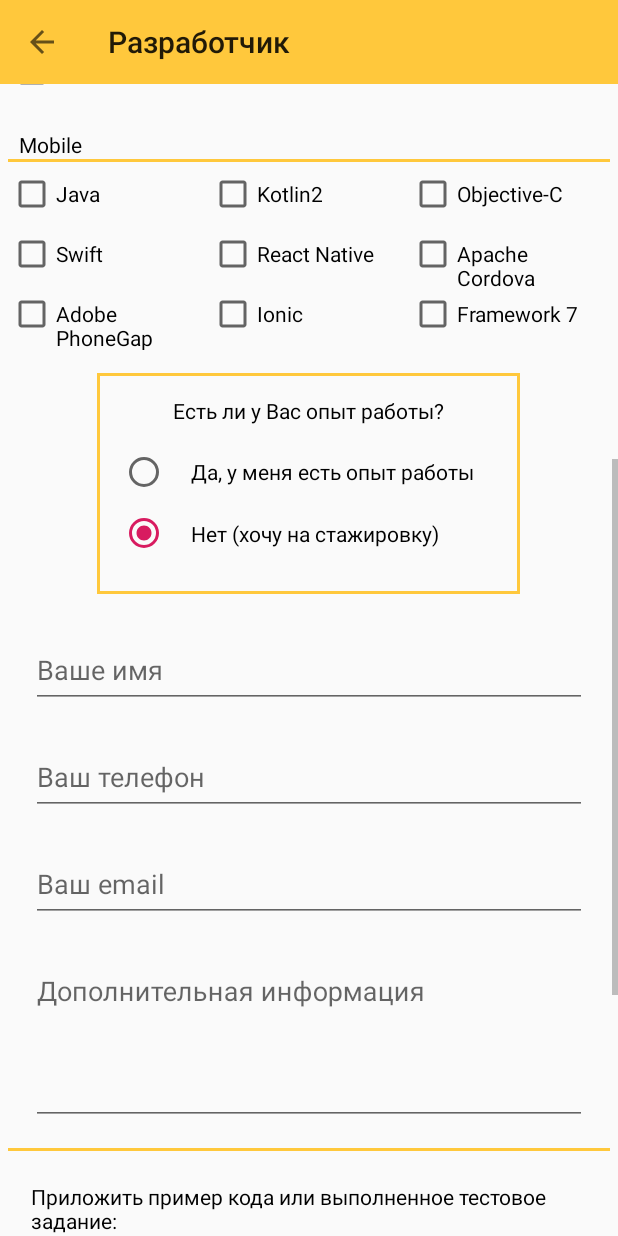
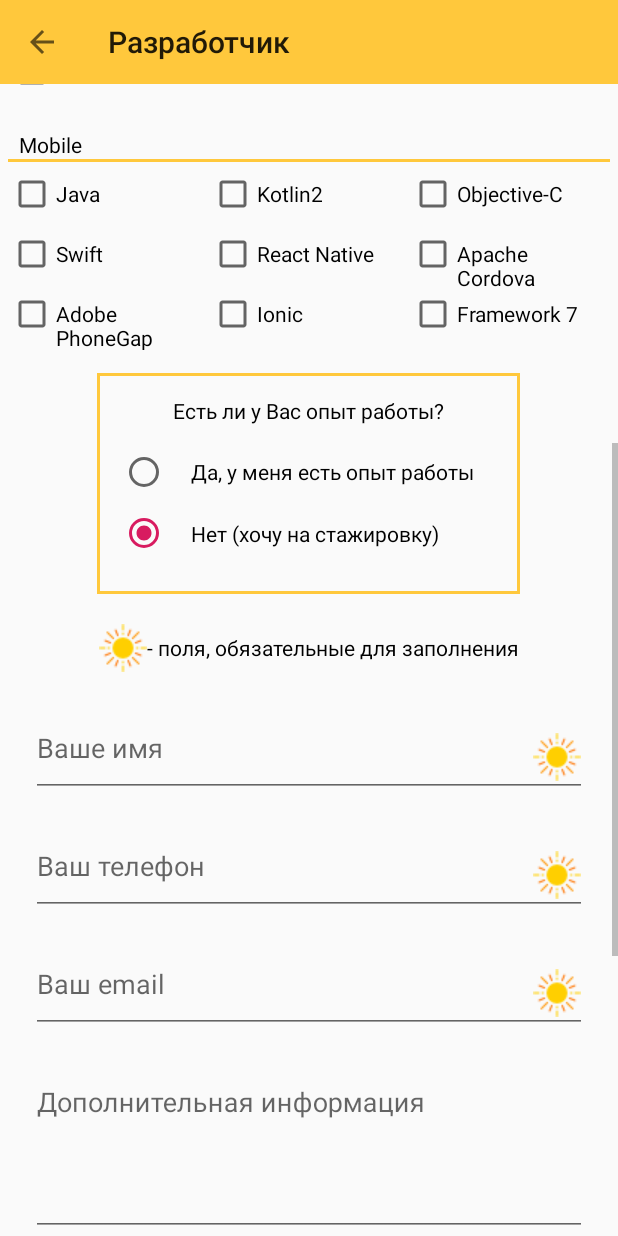
Before and after one commit to KirstenLy/hr, an Android app: the DeveloperProfessionActivity screen opened directly, with no data from a screen before it, scrolled down 537 dp, on a phone screen of 412 x 824 dp. Run offline under Robolectric (Android 15) with nearby library versions, the phone set to English and light mode, and no system bars; libraries missing offline, so code that uses them is left out: com.muddzdev.styleabletoast, com.nononsenseapps.filepicker; plain views replace RippleView.

Commit message:
18.12, 18:00 + картинки и пара мелких фиксов

```diff
--- a/app/src/main/java/hr/meteor/ru/meteorjob/ui/adapters/DeveloperTechnologiesAdapter.java
+++ b/app/src/main/java/hr/meteor/ru/meteorjob/ui/adapters/DeveloperTechnologiesAdapter.java
@@ -7,6 +7,8 @@ import android.view.View;
 import android.view.ViewGroup;
 import android.widget.CheckBox;
 import android.widget.TextView;
+
+import org.w3c.dom.Text;
 
 import java.util.ArrayList;
 
@@ -31,14 +33,27 @@ public class DeveloperTechnologiesAdapter extends RecyclerView.Adapter<Developer
 
     @Override
     public void onBindViewHolder(final DeveloperTechnologiesAdapter.ViewHolder viewHolder, final int i) {
-        viewHolder.techName.setText(techNameList.get(i));
+        TextView techName = viewHolder.techName;
+        final CheckBox techCheckBox = viewHolder.techCheckbox;
+
+        techName.setText(techNameList.get(i));
+
         if (selectedCheckboxArray[i]) {
-            viewHolder.techCheckbox.setChecked(true);
+            techCheckBox.setChecked(true);
         }
-        viewHolder.techCheckbox.setOnClickListener(new View.OnClickListener() {
+
+        techCheckBox.setOnClickListener(new View.OnClickListener() {
             @Override
             public void onClick(View v) {
                 selectedCheckboxArray[i] = !selectedCheckboxArray[i];
+            }
+        });
+
+        techName.setOnClickListener(new View.OnClickListener() {
+            @Override
+            public void onClick(View v) {
+                selectedCheckboxArray[i] = !selectedCheckboxArray[i];
+                techCheckBox.setChecked(!techCheckBox.isChecked());
             }
         });
     }
--- a/app/src/main/java/hr/meteor/ru/meteorjob/ui/ui/ManagerProfessionActivity.java
+++ b/app/src/main/java/hr/meteor/ru/meteorjob/ui/ui/ManagerProfessionActivity.java
@@ -22,6 +22,8 @@ import com.nononsenseapps.filepicker.FilePickerActivity;
 import com.nononsenseapps.filepicker.Utils;
 
 import java.io.File;
+import java.util.ArrayList;
+import java.util.List;
 
 import hr.meteor.ru.meteorjob.R;
 import hr.meteor.ru.meteorjob.ui.beans.ManagerData;
@@ -186,6 +188,8 @@ public class ManagerProfessionActivity extends AbstractActivity implements View.
                 RequestBody.create(
                         MediaType.parse("multipart/form-data"), json);
 
+        List<MultipartBody.Part> fileList = new ArrayList<>();
+
         MultipartBody.Part fileBody = createMultipartBodyPartFromFile(briefFile);
 
         Call<ResultJson> call = getMeteorService().postManagerData(jsonBody, fileBody);
--- a/app/src/main/res/layout/activity_developer_profession.xml
+++ b/app/src/main/res/layout/activity_developer_profession.xml
@@ -155,6 +155,27 @@
             </RelativeLayout>
             <!-- /Form with question about skills -->
 
+            <!-- Field with text about necessary field -->
+            <LinearLayout
+                android:layout_width="wrap_content"
+                android:layout_height="wrap_content"
+                android:layout_gravity="center_horizontal"
+                android:layout_marginTop="@dimen/margin_large"
+                android:orientation="horizontal">
+
+                <ImageView
+                    android:layout_width="@dimen/image_size_small"
+                    android:layout_height="@dimen/image_size_small"
+                    android:src="@drawable/ic_sun" />
+
+                <TextView
+                    android:layout_width="match_parent"
+                    android:layout_height="wrap_content"
+                    android:text="@string/default_necessary_field"
+                    android:layout_gravity="center_vertical"/>
+            </LinearLayout>
+            <!-- /Field with text about necessary field -->
+
             <!-- Form with user's callback data -->
             <LinearLayout
                 android:layout_width="match_parent"
@@ -175,6 +196,7 @@
                         android:id="@+id/edit_profession_developer_contacts_name"
                         android:layout_width="match_parent"
                         android:layout_height="wrap_content"
+                        android:drawableRight="@drawable/ic_sun"
                         android:gravity="start"
                         android:hint="@string/developer_hint_name"
                         android:inputType="textPersonName" />
@@ -192,6 +214,7 @@
                         android:id="@+id/edit_profession_developer_contacts_phone"
                         android:layout_width="match_parent"
                         android:layout_height="wrap_content"
+                        android:drawableRight="@drawable/ic_sun"
                         android:gravity="start"
                         android:hint="@string/developer_hint_phone"
                         android:inputType="phone" />
@@ -210,6 +233,7 @@
                         android:id="@+id/edit_profession_developer_contacts_email"
                         android:layout_width="match_parent"
                         android:layout_height="wrap_content"
+                        android:drawableRight="@drawable/ic_sun"
                         android:gravity="start"
                         android:hint="@string/developer_hint_email"
                         android:inputType="textEmailAddress" />
--- a/app/src/main/res/values/strings.xml
+++ b/app/src/main/res/values/strings.xml
@@ -14,6 +14,7 @@
     <string name="default_ok">Oк</string>
     <string name="default_send">Отправить</string>
     <string name="default_choose_file">Выберите файл</string>
+    <string name="default_necessary_field">- поля, обязательные для заполнения</string>
 
     <!-- Errors -->
     <string name="error_retrofit_connection">Нет ответа от сервера</string>
```
Also changed, not shown: app/src/main/java/hr/meteor/ru/meteorjob/ui/retrofit/services/MeteorService.java (+11 -0 lines), app/src/main/res/layout/activity_manager_profession.xml (+25 -0 lines), app/src/main/res/drawable/ic_sun.png (added).
